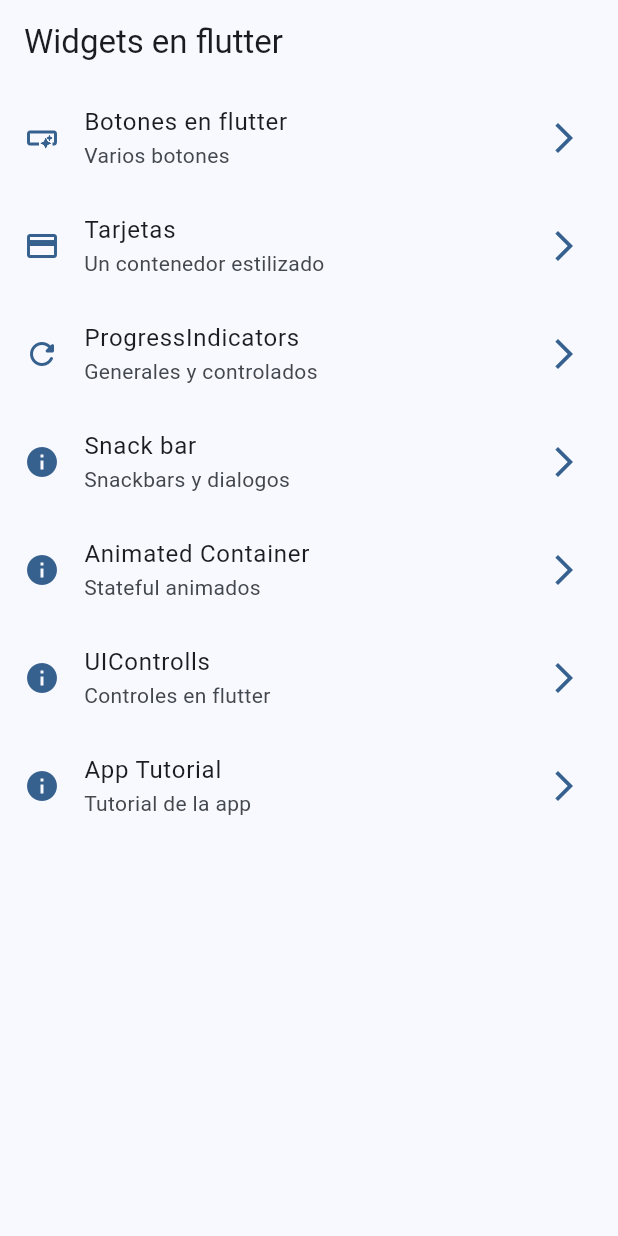
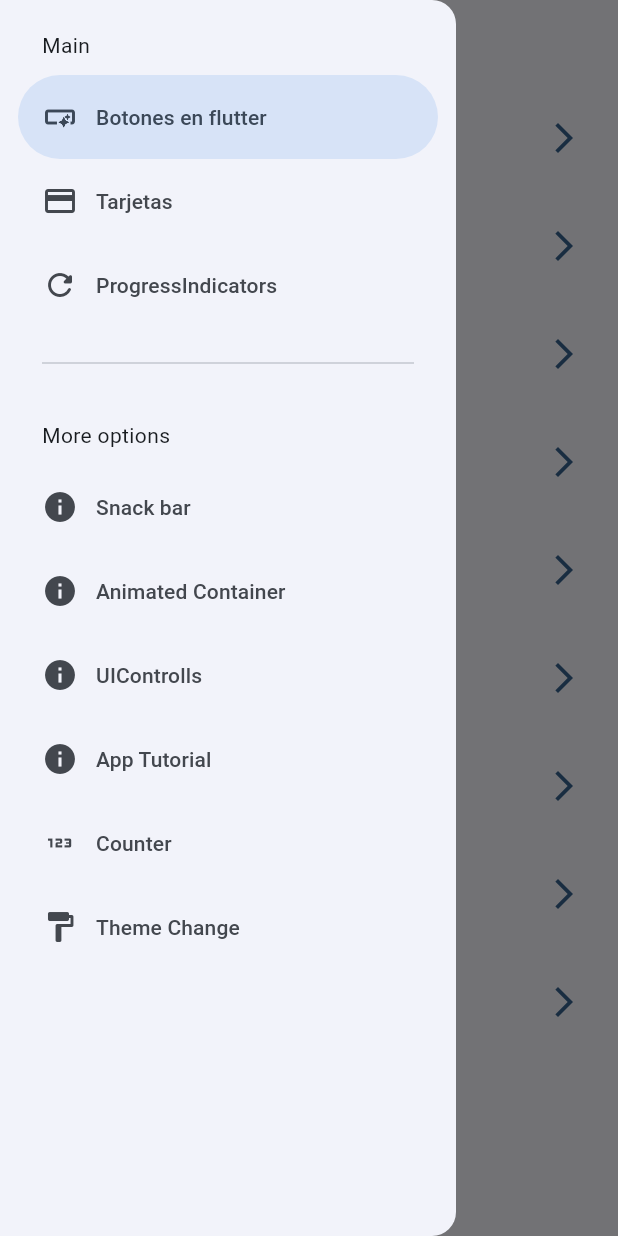
Before and after one commit to andreesgarcia2013/widgets_app, a Flutter app: the screen it shows after launch, with the side drawer open (before the commit the screen has no drawer), on a phone screen of 412 x 824 dp. Run offline on Flutter 3.47's test engine with Material 2 defaults, Android fonts, the phone set to English and light mode, and no system bars; our stand-ins replace animate_do, flutter_riverpod, go_router.

Commit message:
Riverpod implementado

```diff
--- a/lib/config/menu/menu_item.dart
+++ b/lib/config/menu/menu_item.dart
@@ -56,4 +56,16 @@ const appMenuItems=<MenuItem>[
       link: '/apptutorial',
       icon: Icons.info
     ),
+    MenuItem(
+      title: 'Counter',
+      subTitle: 'Primer uso de riverpod',
+      link: '/counter',
+      icon: Icons.onetwothree_outlined
+    ),
+    MenuItem(
+      title: 'Theme Change',
+      subTitle: 'Cambio de tema',
+      link: '/theme',
+      icon: Icons.format_paint_rounded
+    ),
   ];
--- a/lib/config/router/app_router.dart
+++ b/lib/config/router/app_router.dart
@@ -1,6 +1,6 @@
 import 'package:go_router/go_router.dart';
-import 'package:widgets_app/presentation/screens/screens.dart';
-// GoRouter configuration
+import 'package:widgets_app/presentation/screens/counter/counter_screen.dart';
+import 'package:widgets_app/presentation/screens/screens.dart';// GoRouter configuration
 final appRouter = GoRouter(
   initialLocation: '/',
   routes: [
@@ -49,5 +49,15 @@ final appRouter = GoRouter(
       path: '/uicontrolls',
       builder: (context, state) => const UIControllsScreen(),
     ),
+    GoRoute(
+      name: CounterScreen.name,
+      path: '/counter',
+      builder: (context, state) => const CounterScreen(),
+    ),
+    GoRoute(
+      name: ThemeChangerScreen.name,
+      path: '/theme',
+      builder: (context, state) => const ThemeChangerScreen(),
+    ),
   ],
 );
--- a/lib/config/theme/app_theme.dart
+++ b/lib/config/theme/app_theme.dart
@@ -8,19 +8,30 @@ const colorList=<Color>[
   Colors.pinkAccent,
   Colors.purple
 ];
+
+
 class AppTheme {
   final int selectedColor;
-
-  AppTheme({this.selectedColor=0
+  final bool isDarkMode;
+  AppTheme({this.selectedColor=0, this.isDarkMode=false
   }):assert(selectedColor>=0,'Selected color must be big than 0'),
   assert(selectedColor<colorList.length, 'Selected color must be less or equal than ${colorList.length-1}');
 
   ThemeData getTheme()=>ThemeData(
     useMaterial3: true,
+    brightness: isDarkMode?Brightness.dark:Brightness.light,
     colorSchemeSeed: colorList[selectedColor],
     appBarTheme: const AppBarTheme(
       centerTitle: false
     )
   );
 
+  AppTheme copyWith({
+    int? selectedColor,
+    bool? isDarkMode
+    })=>AppTheme(
+    selectedColor: selectedColor??this.selectedColor,
+    isDarkMode: isDarkMode??this.isDarkMode
+  );
+
 }
--- a/lib/main.dart
+++ b/lib/main.dart
@@ -1,20 +1,29 @@
 import 'package:flutter/material.dart';
+import 'package:flutter_riverpod/flutter_riverpod.dart';
 import 'package:widgets_app/config/router/app_router.dart';
 import 'package:widgets_app/config/theme/app_theme.dart';
+import 'package:widgets_app/presentation/providers/theme_provider.dart';
 void main() {
-  runApp(const MainApp());
+  runApp(
+    const ProviderScope(
+      child:  MainApp()
+    )
+  );
 }
 
-class MainApp extends StatelessWidget {
+class MainApp extends ConsumerWidget {
   const MainApp({super.key});
 
   @override
-  Widget build(BuildContext context) {
+  Widget build(BuildContext context, WidgetRef ref) {
+    // final isDarkMode=ref.watch(isDarkModeProvider);
+    // final selectedIndexColor=ref.watch(selectedIndexColorProvider);
+    final AppTheme appTheme=ref.watch(themeNotifierProvider);
     return  MaterialApp.router(
       title: 'Flutter widgets',
       routerConfig: appRouter,
       debugShowCheckedModeBanner: false,
-      theme: AppTheme(selectedColor: 0).getTheme(),
+      theme: appTheme.getTheme()
 
     );
   }
--- /dev/null
+++ b/lib/presentation/providers/counter_provider.dart
@@ -0,0 +1,5 @@
+import 'package:flutter_riverpod/flutter_riverpod.dart';
+
+final counterProvider = StateProvider<int>((ref) {
+  return 5 ;
+});
--- a/lib/presentation/screens/home/home_screen.dart
+++ b/lib/presentation/screens/home/home_screen.dart
@@ -1,16 +1,20 @@
 import 'package:flutter/material.dart';
 import 'package:go_router/go_router.dart';
 import 'package:widgets_app/config/menu/menu_item.dart';
+import 'package:widgets_app/presentation/widgets/drawers/side_menu.dart';
 class HomeScreen extends StatelessWidget {
 
   const HomeScreen({Key? key}) : super(key: key);
   static const name='home_screen';
   @override
   Widget build(BuildContext context) {
+    final scaffoldKey=GlobalKey<ScaffoldState>();
     return  Scaffold(
+      key: scaffoldKey,
       appBar: AppBar(
         title: const Text('Widgets en flutter'),
       ),
+      drawer: SideMenu(scaffoldKey: scaffoldKey),
       body: const _HomeView()
     );
   }
--- a/lib/presentation/screens/screens.dart
+++ b/lib/presentation/screens/screens.dart
@@ -1,4 +1,5 @@
 export 'package:widgets_app/presentation/screens/ui_controlls/ui_controlls_screen.dart';
+export 'package:widgets_app/presentation/screens/theme_changer/theme_changer.dart';
 export 'package:widgets_app/presentation/screens/snackbar/snackbar_screen.dart';
 export 'package:widgets_app/presentation/screens/progress/progress_screen.dart';
 export 'package:widgets_app/presentation/screens/infinite_scroll/infinite_scroll_screen.dart';
--- /dev/null
+++ b/lib/presentation/widgets/drawers/side_menu.dart
@@ -0,0 +1,57 @@
+import 'package:flutter/material.dart';
+import 'package:go_router/go_router.dart';
+import 'package:widgets_app/config/menu/menu_item.dart';
+
+class SideMenu extends StatefulWidget {
+  final GlobalKey<ScaffoldState> scaffoldKey;
+  const SideMenu({super.key, required this.scaffoldKey});
+
+  @override
+  State<SideMenu> createState() => _SideMenuState();
+}
+
+class _SideMenuState extends State<SideMenu> {
+  int navDrawIndex=0;
+  @override
+  Widget build(BuildContext context) {
+    final hasNotch=MediaQuery.of(context).viewPadding.top>35;
+    return NavigationDrawer(
+      selectedIndex: navDrawIndex,
+      onDestinationSelected: (value) {
+        setState(() {
+          navDrawIndex=value;
+        });
+        final menuItem=appMenuItems[value];
+        context.push(menuItem.link);
+        widget.scaffoldKey.currentState?.closeDrawer();
+      },
+      children: [
+        Padding(
+          padding: EdgeInsets.fromLTRB(28, hasNotch?10:20, 16, 10),
+          child: const Text('Main'),
+        ),
+        ...appMenuItems
+        .sublist(0,3)
+        .map((item) => NavigationDrawerDestination(
+              icon: Icon(item.icon),
+              label: Text(item.title)
+            )
+          ),
+        const Padding(
+          padding: EdgeInsets.fromLTRB(28, 16, 28, 10),
+          child: Divider(),
+        ),
+        Padding(
+          padding: EdgeInsets.fromLTRB(28, hasNotch?10:20, 16, 10),
+          child: const Text('More options'),
+        ),
+        ...appMenuItems
+        .sublist(3)
+        .map((item) => NavigationDrawerDestination(
+              icon: Icon(item.icon),
+              label: Text(item.title)
+            )
+          ),
+      ]);
+  }
+}
--- a/pubspec.yaml
+++ b/pubspec.yaml
@@ -10,6 +10,7 @@ dependencies:
   animate_do: ^3.0.2
   flutter:
     sdk: flutter
+  flutter_riverpod: ^2.3.6
   go_router: ^7.1.1
 
 dev_dependencies:
```
Also changed, not shown: lib/presentation/providers/theme_provider.dart (added, +34 -0 lines), lib/presentation/screens/counter/counter_screen.dart (added, +39 -0 lines), lib/presentation/screens/theme_changer/theme_changer.dart (added, +61 -0 lines), pubspec.lock.
